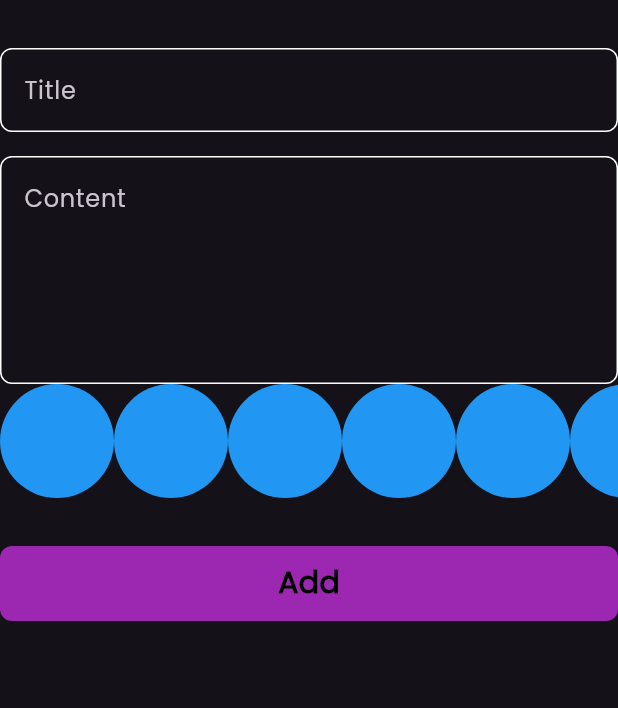
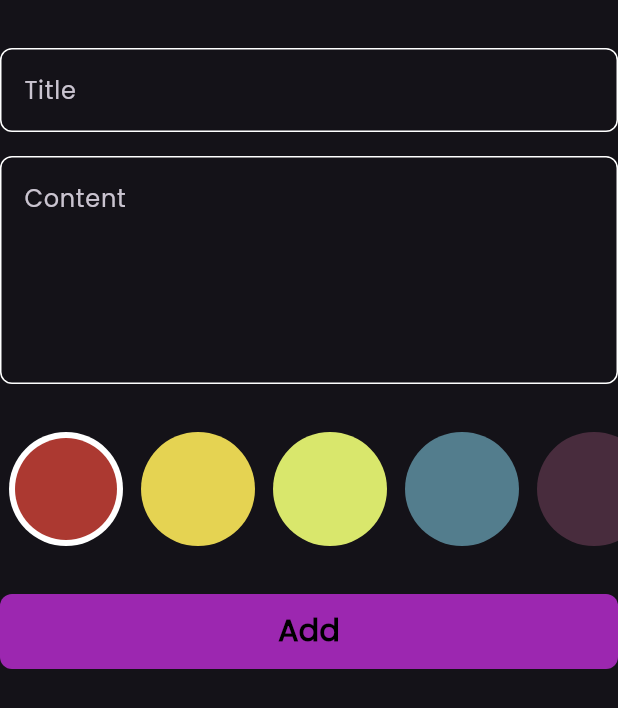
Before and after one commit to MohamedkamalSoudi/Notes-App, a Flutter app: the AddNoteForm widget shown alone on an empty page, opened directly, on a phone screen of 412 x 824 dp. Shown: the top 708 px of the screen. Run offline on Flutter 3.47's test engine with Material 3 defaults, Android fonts, the phone set to English and light mode, and no system bars; our stand-ins replace flutter_bloc, hive, hive_flutter; accounts and stored records are empty.

Commit message:
colors list view part tow

```diff
--- a/lib/widgets/add_note_form.dart
+++ b/lib/widgets/add_note_form.dart
@@ -47,7 +47,10 @@ class _AddNoteFormState extends State<AddNoteForm> {
             hint: 'Content',
             maxLinse: 5,
           ),
-           const  ColorsListView(),
+          const SizedBox(
+            height: 32,
+          ),
+          const  ColorsListView(),
           const SizedBox(
             height: 32,
           ),
--- a/lib/widgets/colors_list_view.dart
+++ b/lib/widgets/colors_list_view.dart
@@ -1,29 +1,64 @@
 import 'package:flutter/material.dart';
 
 class ColorItem extends StatelessWidget {
-  const ColorItem({super.key});
-
+  const ColorItem({super.key, required this.isActive, required this.color});
+  final bool isActive;
+  final Color color;
   @override
   Widget build(BuildContext context) {
-    return const CircleAvatar(
-      radius: 38,
-      backgroundColor: Colors.blue,
-    );
+    return isActive
+        ?  CircleAvatar(
+            radius: 38,
+            backgroundColor: Colors.white,
+            child: CircleAvatar(
+              radius: 34,
+              backgroundColor: color,
+            ),
+          )
+        :  CircleAvatar(
+            radius: 38,
+            backgroundColor: color,
+          );
   }
 }
 
-class ColorsListView extends StatelessWidget {
+class ColorsListView extends StatefulWidget {
   const ColorsListView({super.key});
 
   @override
+  State<ColorsListView> createState() => _ColorsListViewState();
+}
+
+class _ColorsListViewState extends State<ColorsListView> {
+  int currentIndex = 0;
+  List<Color> colors = const[
+    Color(0xffAC3931),
+    Color(0xffE5D352),
+    Color(0xffD9E76C),
+    Color(0xff537D8D),
+    Color(0xff482C3D),
+  ];
+  @override
   Widget build(BuildContext context) {
     return SizedBox(
-      height: 38*2,
+      height: 38 * 2,
       child: ListView.builder(
-        itemCount: 10,
+        itemCount: colors.length,
         scrollDirection: Axis.horizontal,
         itemBuilder: (context, index) {
-          return const ColorItem();
+          return Padding(
+            padding: const EdgeInsets.symmetric(horizontal: 6),
+            child: GestureDetector(
+              onTap: () {
+                currentIndex = index;
+                setState(() {});
+              },
+              child: ColorItem(
+                color: colors[index],
+                isActive: currentIndex == index,
+              ),
+            ),
+          );
         },
       ),
     );
```
